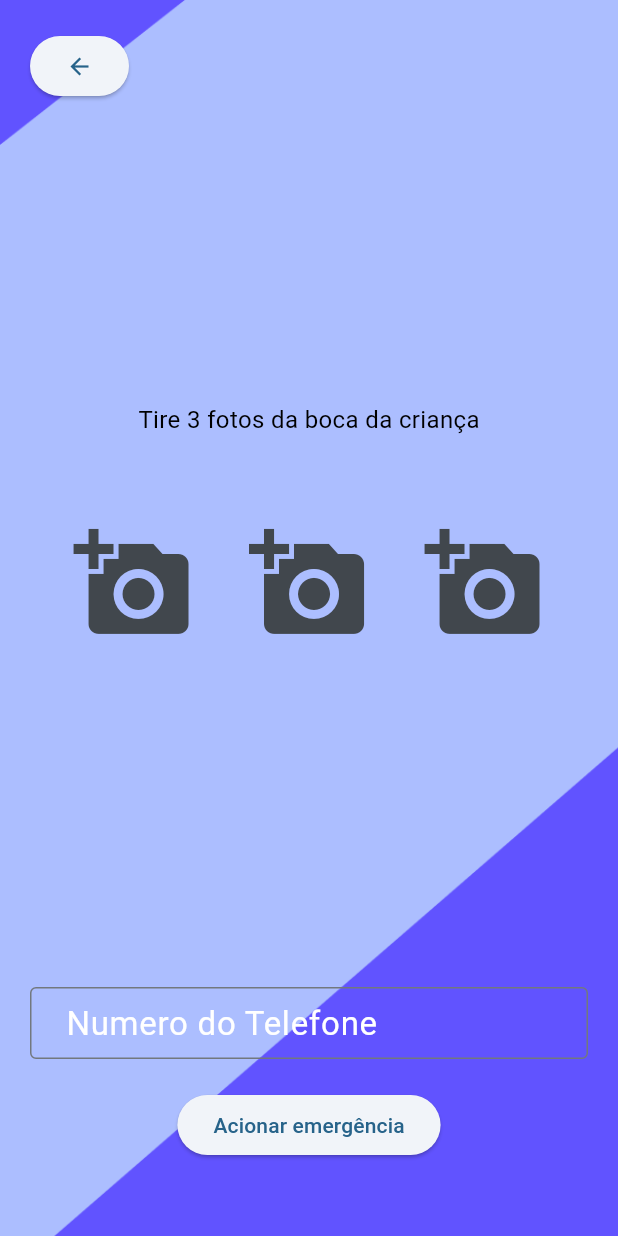
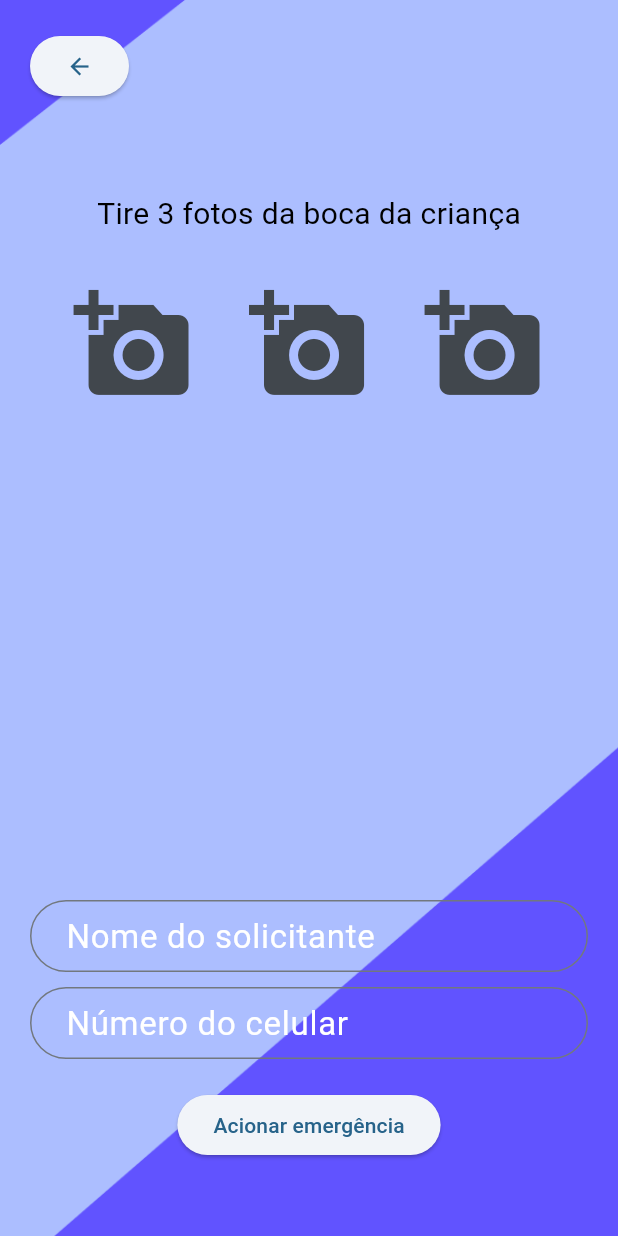
Before and after one commit to matheuspaiva3/teeth_kids_flutter, a Flutter app: the HomePage screen opened directly, on a phone screen of 412 x 824 dp. Run offline on Flutter 3.47's test engine with Material 2 defaults, Android fonts, the phone set to English and light mode, and no system bars; our stand-ins replace camera, cloud_firestore, firebase_auth, firebase_core, firebase_storage, geocoding and 1 more; accounts and stored records are empty; network calls fail.

Commit message:
campo de nome e celular nas fotos

```diff
--- a/lib/take_pictures.dart
+++ b/lib/take_pictures.dart
@@ -9,18 +9,20 @@ import 'package:firebase_storage/firebase_storage.dart';
 import 'package:teeth_kids_flutter/dentists_list.dart';
 
 class HomePage extends StatefulWidget {
-  const HomePage({Key? key}) : super(key: key);
+  const HomePage({super.key});
 
   @override
-  _HomePageState createState() => _HomePageState();
+  State<HomePage> createState() => _HomePageState();
 }
 
 class _HomePageState extends State<HomePage> {
   final TextEditingController _phoneNumberController = TextEditingController();
+  final TextEditingController _nameController = TextEditingController();
 
   @override
   void dispose() {
     _phoneNumberController.dispose();
+    _nameController.dispose();
     super.dispose();
   }
 
@@ -55,20 +57,16 @@ class _HomePageState extends State<HomePage> {
                     ),
                   ),
                 ),
-                const SizedBox(
-                  height: 200,
-                ),
+                const SizedBox(height: 60),
                 Column(children: [
                   const Text(
                     'Tire 3 fotos da boca da criança',
                     style: TextStyle(
-                      fontSize: 16,
+                      fontSize: 20,
                       color: Colors.black,
                     ),
                   ),
-                  const SizedBox(
-                    height: 50,
-                  ),
+                  const SizedBox(height: 25),
                   Row(
                     mainAxisAlignment: MainAxisAlignment.spaceEvenly,
                     children: [
@@ -142,52 +140,70 @@ class _HomePageState extends State<HomePage> {
                   mainAxisAlignment: MainAxisAlignment.end,
                   children: [
                     TextFormField(
+                      controller: _nameController,
+                      keyboardType: TextInputType.text,
+                      decoration: InputDecoration(
+                        labelText: 'Nome do solicitante',
+                        labelStyle: const TextStyle(
+                          color: Colors.white,
+                          fontSize: 22,
+                        ),
+                        border: OutlineInputBorder(
+                          borderRadius: BorderRadius.circular(25),
+                        ),
+                        contentPadding:
+                        const EdgeInsets.symmetric(horizontal: 20),
+                      ),
+                    ),
+                    const SizedBox(height: 10),
+                    TextFormField(
                       controller: _phoneNumberController,
                       keyboardType: TextInputType.phone,
-                      decoration: const InputDecoration(
-                        labelText: 'Numero do Telefone',
-                        labelStyle: TextStyle(
+                      decoration: InputDecoration(
+                        labelText: 'Número do celular',
+                        labelStyle: const TextStyle(
                           color: Colors.white,
-                          fontSize: 22, // Aumentar o tamanho da fonte
+                          fontSize: 22,
                         ),
-                        border: OutlineInputBorder(),
-                        contentPadding: EdgeInsets.symmetric(horizontal: 20),
+                        border: OutlineInputBorder(
+                          borderRadius: BorderRadius.circular(25),
+                        ),
+                        contentPadding:
+                        const EdgeInsets.symmetric(horizontal: 20),
                       ),
                     ),
                     const SizedBox(height: 20),
                     ElevatedButton(
                       onPressed: () {
+                        final String name = _nameController.text;
                         final String phoneNumber = _phoneNumberController.text;
-                        final String userId = FirebaseAuth.instance.currentUser?.uid ?? '';
+                        final String userId =
+                            FirebaseAuth.instance.currentUser?.uid ?? '';
 
-                        // Adicione o ID e o número de telefone à coleção 'emergency_requests'
-                        FirebaseFirestore.instance.collection('emergency_requests').add({
+                        FirebaseFirestore.instance
+                            .collection('emergency_requests')
+                            .add({
                           'userId': userId,
+                          'name': name,
                           'phoneNumber': phoneNumber,
                         }).then((value) {
-                          // Sucesso ao adicionar à coleção
-                          print('Dados adicionados com sucesso');
+                          print('Dados adicionados com sucesso!');
                         }).catchError((error) {
-                          // Erro ao adicionar à coleção
-                          print('Erro ao adicionar dados: $error');
+                          print('Erro ao adicionar os dados: $error');
                         });
-
                         Navigator.push(
                           context,
-                          MaterialPageRoute(builder: (context) => const DentistsList()),
+                          MaterialPageRoute(
+                              builder: (context) => const DentistsList()),
                         );
                       },
                       child: const Text('Acionar emergência'),
                     ),
-
                   ],
                 ),
               ),
             ),
-          )
-
-
-          ,
+          ),
         ],
       ),
     );
@@ -197,9 +213,9 @@ class _HomePageState extends State<HomePage> {
 // A screen that allows users to take a picture using a given camera.
 class TakePictureScreen extends StatefulWidget {
   const TakePictureScreen({
-    Key? key,
+    super.key,
     required this.camera,
-  }) : super(key: key);
+  });
 
   final CameraDescription camera;
 
@@ -294,7 +310,7 @@ class DisplayPictureScreen extends StatelessWidget {
   final String imagePath;
   final String? userId = FirebaseAuth.instance.currentUser?.uid;
 
-  DisplayPictureScreen({Key? key, required this.imagePath}) : super(key: key);
+  DisplayPictureScreen({super.key, required this.imagePath});
 
   @override
   Widget build(BuildContext context) {
```
